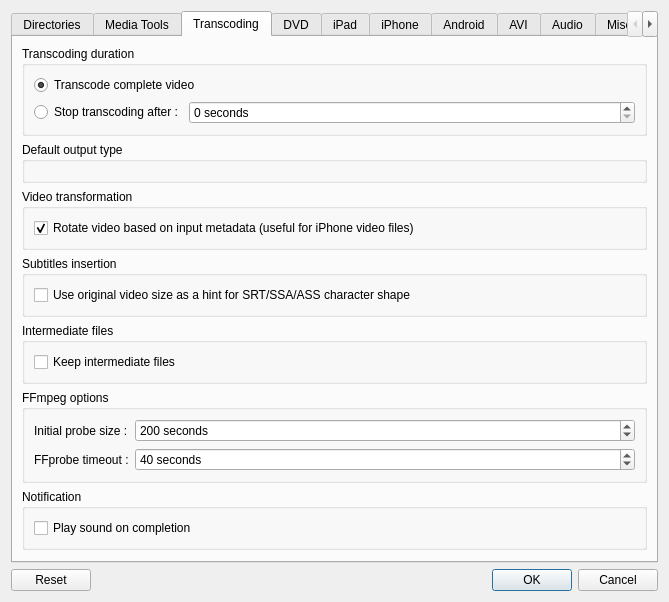
The window that src/QtlMovie/QtlMovieEditSettings.ui (qtlmovie/qtlmovie) describes before a commit, drawn with Qt 5.
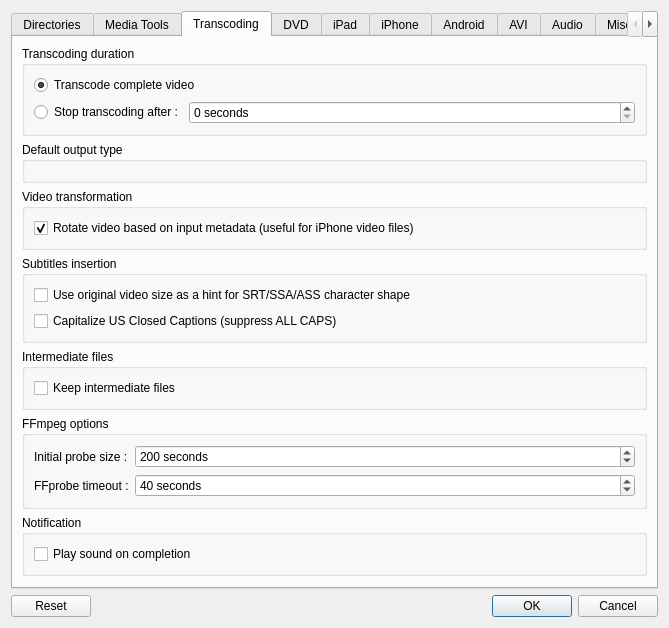
The same window after the commit. The open tabs and pages were chosen to show the change. Icons and pictures are not drawn. Custom widgets are drawn as their Qt base class.

What changed in the file:
```diff
--- a/src/QtlMovie/QtlMovieEditSettings.ui
+++ b/src/QtlMovie/QtlMovieEditSettings.ui
@@ -7,7 +7,7 @@
     <x>0</x>
     <y>0</y>
     <width>669</width>
-    <height>574</height>
+    <height>587</height>
    </rect>
   </property>
   <property name="windowTitle">
@@ -425,6 +425,13 @@
             </property>
            </widget>
           </item>
+          <item>
+           <widget class="QCheckBox" name="checkBoxCapitalizeCc">
+            <property name="text">
+             <string>Capitalize US Closed Captions (suppress ALL CAPS)</string>
+            </property>
+           </widget>
+          </item>
          </layout>
         </widget>
        </item>
```
